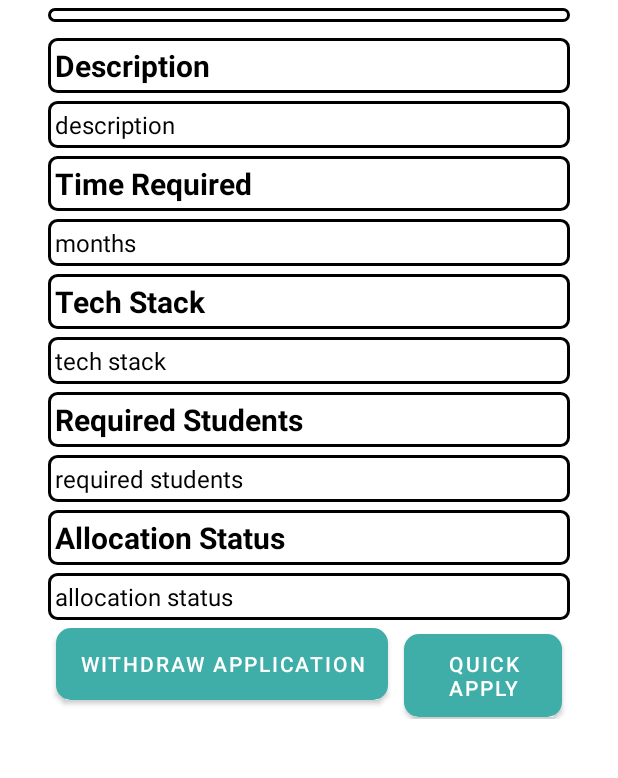
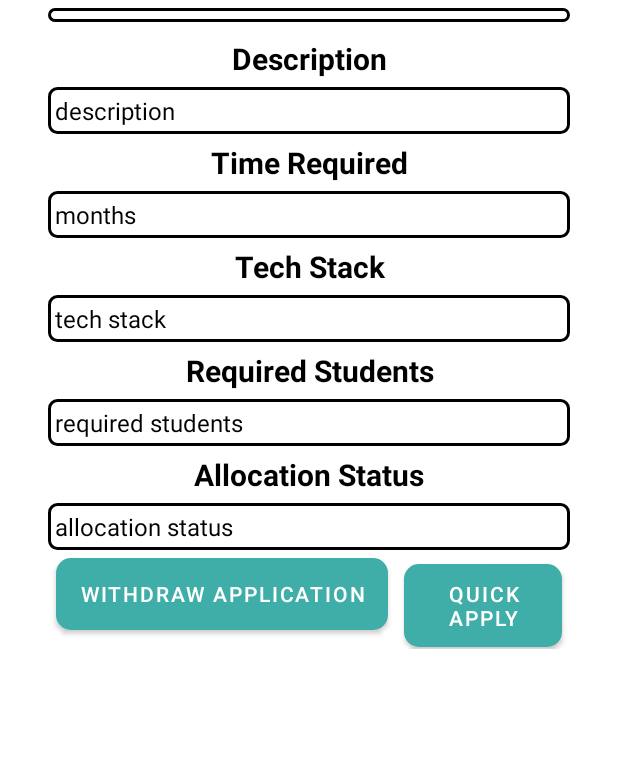
Before and after one commit to underhood31/Prof-Student-Matching, an Android app: the fragment ProjectView placed in its activity, on a phone screen of 412 x 824 dp, the part 444-1222 px from its top. Run offline under Robolectric (Android 15) with nearby library versions, the phone set to English and light mode, and no system bars; network calls fail; 7 statements that could not run were skipped.

Commit message:
changed project view xml

```diff
--- a/Android-App/app/src/main/res/layout/fragment_project_view.xml
+++ b/Android-App/app/src/main/res/layout/fragment_project_view.xml
@@ -74,11 +74,11 @@
         android:layout_height="wrap_content"
         android:layout_marginTop="5dp"
         android:layout_marginBottom="5dp"
-        android:background="@drawable/rounded_corner"
         android:text="Description"
         android:textColor="#000000"
         android:textSize="20sp"
-        android:textStyle="bold" />
+        android:textStyle="bold"
+        android:textAlignment="center"/>
 
     <TextView
         android:id="@+id/projectDescriptionTextView"
@@ -96,11 +96,11 @@
         android:layout_height="wrap_content"
         android:layout_marginTop="5dp"
         android:layout_marginBottom="5dp"
-        android:background="@drawable/rounded_corner"
         android:text="Time Required"
         android:textColor="#000000"
         android:textSize="20sp"
-        android:textStyle="bold" />
+        android:textStyle="bold"
+        android:textAlignment="center"/>
 
     <TextView
         android:id="@+id/timeRequiredTextView"
@@ -118,11 +118,11 @@
         android:layout_height="wrap_content"
         android:layout_marginTop="5dp"
         android:layout_marginBottom="5dp"
-        android:background="@drawable/rounded_corner"
         android:text="Tech Stack"
         android:textColor="#000000"
         android:textSize="20sp"
-        android:textStyle="bold" />
+        android:textStyle="bold"
+        android:textAlignment="center"/>
 
     <TextView
         android:id="@+id/techStackTextView"
@@ -140,11 +140,11 @@
         android:layout_height="wrap_content"
         android:layout_marginTop="5dp"
         android:layout_marginBottom="5dp"
-        android:background="@drawable/rounded_corner"
         android:text="Required Students"
         android:textColor="#000000"
         android:textSize="20sp"
-        android:textStyle="bold" />
+        android:textStyle="bold"
+        android:textAlignment="center"/>
 
     <TextView
         android:id="@+id/requiredStudentsTextView"
@@ -162,11 +162,11 @@
         android:layout_height="wrap_content"
         android:layout_marginTop="5dp"
         android:layout_marginBottom="5dp"
-        android:background="@drawable/rounded_corner"
         android:text="Allocation Status"
         android:textColor="#000000"
         android:textSize="20sp"
-        android:textStyle="bold" />
+        android:textStyle="bold"
+        android:textAlignment="center"/>
 
     <TextView
         android:id="@+id/allocationStatusTextView"
```
